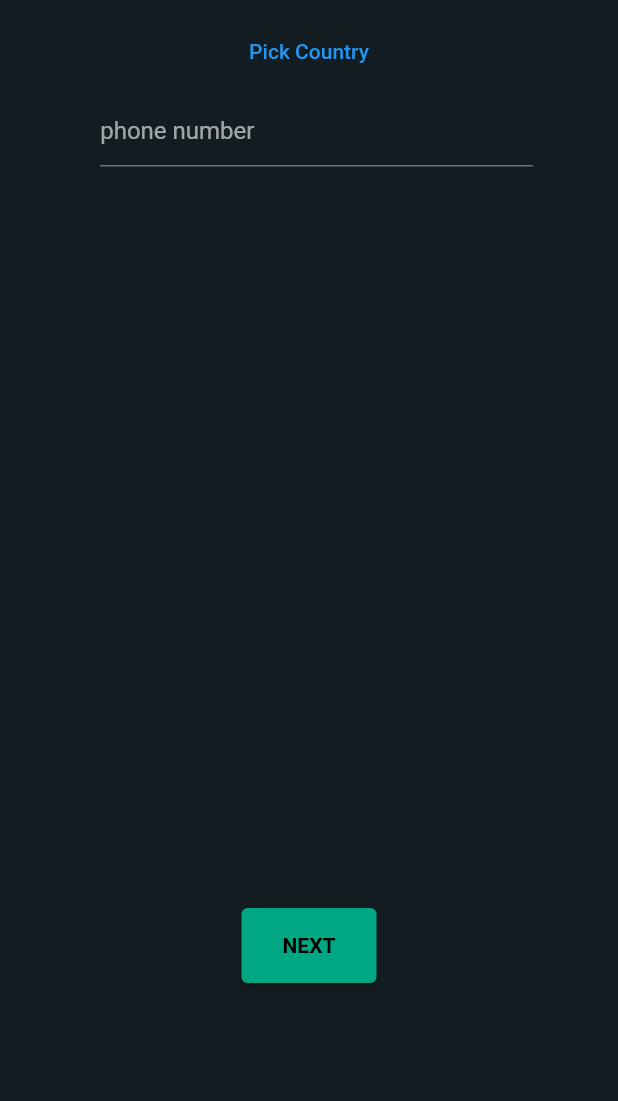
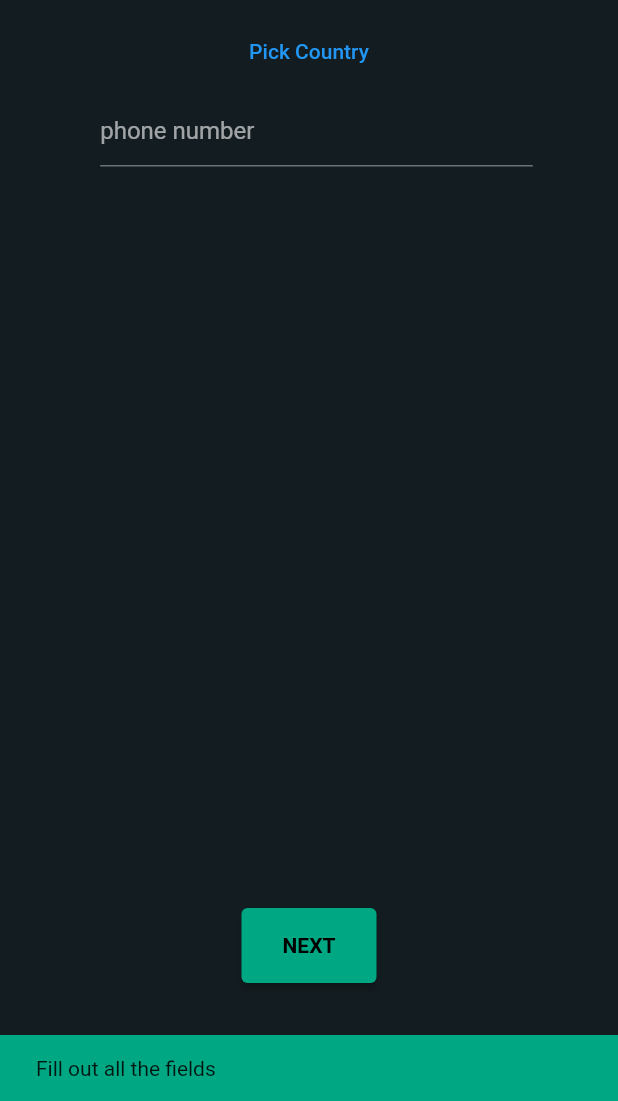
Before and after one commit to Ganeshshinde-2003/Flutter_WhatsApp_Clone, a Flutter app: the LoginScreen screen opened by its route, after a tap on "NEXT", on a phone screen of 412 x 824 dp, the part 135-1236 px from its top. Run offline on Flutter 3.47's test engine with Material 2 defaults, Android fonts, the phone set to English and light mode, and no system bars; our stand-ins replace cloud_firestore, country_picker, firebase_auth, firebase_core, flutter_riverpod; accounts and stored records are empty.

```diff
--- a/lib/common/util/utils.dart
+++ b/lib/common/util/utils.dart
@@ -1,8 +1,9 @@
 import 'package:flutter/cupertino.dart';
 import 'package:flutter/material.dart';
+import 'package:whatsapp_clone/Colors.dart';
 
 void showSnackBar({required BuildContext context, required String content}){
 
-  ScaffoldMessenger.of(context).showSnackBar(SnackBar(content: Text(content)));
+  ScaffoldMessenger.of(context).showSnackBar(SnackBar(content: Text(content), backgroundColor: tabColor,),);
 
 }
--- a/lib/common/widgets/custom_button.dart
+++ b/lib/common/widgets/custom_button.dart
@@ -8,11 +8,11 @@ class CustomButton extends StatelessWidget {
 
   @override
   Widget build(BuildContext context) {
-    return ElevatedButton(onPressed: onPressed, child: Text(text, style: const TextStyle(color: blackColor, fontWeight: FontWeight.w600),),
+    return ElevatedButton(onPressed: onPressed,
     style: ElevatedButton.styleFrom(
         primary: tabColor,
       minimumSize: const Size(double.infinity, 50)
-    ),
+    ), child: Text(text, style: const TextStyle(color: blackColor, fontWeight: FontWeight.w600),),
     );
   }
 }
--- a/lib/features/auth/screens/login_screen.dart
+++ b/lib/features/auth/screens/login_screen.dart
@@ -1,17 +1,20 @@
 import 'package:country_picker/country_picker.dart';
 import 'package:flutter/material.dart';
+import 'package:flutter_riverpod/flutter_riverpod.dart';
 import 'package:whatsapp_clone/Colors.dart';
+import 'package:whatsapp_clone/common/util/utils.dart';
 import 'package:whatsapp_clone/common/widgets/custom_button.dart';
+import 'package:whatsapp_clone/features/auth/controller/auth_controller.dart';
 
-class LoginScreen extends StatefulWidget {
+class LoginScreen extends ConsumerStatefulWidget {
   static const routeName = '/login-screen';
   const LoginScreen({Key? key}) : super(key: key);
 
   @override
-  State<LoginScreen> createState() => _LoginScreenState();
+  ConsumerState<LoginScreen> createState() => _LoginScreenState();
 }
 
-class _LoginScreenState extends State<LoginScreen> {
+class _LoginScreenState extends ConsumerState<LoginScreen> {
   final phoneController = TextEditingController();
   Country? country;
 
@@ -27,6 +30,16 @@ class _LoginScreenState extends State<LoginScreen> {
         country = _country;
       });
     });
+  }
+
+  void sendPhoneNumber() {
+    String phoneNumber = phoneController.text.trim();
+    if(country != null && phoneNumber.isNotEmpty){
+      ref.read(authControllerProvider).signInWithPhone(context, '+${country!.phoneCode}$phoneNumber');
+    }
+    else{
+      showSnackBar(context: context, content: "Fill out all the fields");
+    }
   }
 
   Widget build(BuildContext context) {
@@ -67,7 +80,7 @@ class _LoginScreenState extends State<LoginScreen> {
             SizedBox(
               width: 90,
               child: CustomButton(
-                onPressed: (){},
+                onPressed: sendPhoneNumber,
                 text: "NEXT",
               ),
             )
--- a/lib/main.dart
+++ b/lib/main.dart
@@ -1,5 +1,6 @@
 import 'package:firebase_core/firebase_core.dart';
 import 'package:flutter/material.dart';
+import 'package:flutter_riverpod/flutter_riverpod.dart';
 import 'package:whatsapp_clone/features/landing/screens/landing_screen.dart';
 import 'package:whatsapp_clone/firebase_options.dart';
 import 'package:whatsapp_clone/router.dart';
@@ -13,7 +14,7 @@ void main() async {
   await Firebase.initializeApp(
     options: DefaultFirebaseOptions.currentPlatform,
   );
-  runApp(const MyApp());
+  runApp(const ProviderScope(child: MyApp()));
 }
 
 class MyApp extends StatelessWidget {
@@ -23,7 +24,7 @@ class MyApp extends StatelessWidget {
   Widget build(BuildContext context) {
     return MaterialApp(
       debugShowCheckedModeBanner: false,
-      title: 'Whatsapp UI',
+      title: 'Whatsapp',
       theme: ThemeData.dark().copyWith(
         scaffoldBackgroundColor: backgroundColor,
         appBarTheme: const AppBarTheme(
--- a/lib/router.dart
+++ b/lib/router.dart
@@ -1,6 +1,7 @@
 import 'package:flutter/material.dart';
 import 'package:whatsapp_clone/features/auth/screens/login_screen.dart';
 import 'package:whatsapp_clone/features/auth/screens/otp_screen.dart';
+import 'package:whatsapp_clone/features/auth/screens/user_information_screen.dart';
 import 'common/widgets/error.dart';
 
 Route<dynamic> generateRoute( RouteSettings settings) {
@@ -12,6 +13,9 @@ Route<dynamic> generateRoute( RouteSettings settings) {
       final verificationId = settings.arguments as String;
       return MaterialPageRoute(builder:(context) => OTPScreen(verificationId: verificationId,));
 
+    case UserInformationScreen.routeName:
+      return MaterialPageRoute(builder:(context) => const UserInformationScreen());
+
     default:
       return MaterialPageRoute(builder: (context) => const Scaffold(
         body: ErrorScreen(error: "This Page Doesn't Exits",),
--- a/pubspec.yaml
+++ b/pubspec.yaml
@@ -40,6 +40,8 @@ dependencies:
   firebase_core: ^2.13.1
   cloud_firestore: ^4.8.0
   country_picker: ^2.0.20
+  riverpod: ^2.3.6
+  flutter_riverpod: ^2.3.6
 
 dev_dependencies:
   flutter_test:
```
Also changed, not shown: lib/features/auth/controller/auth_controller.dart (added, +21 -0 lines), lib/features/auth/repository/auth_repository.dart (+14 -0 lines), lib/features/auth/screens/otp_screen.dart (+47 -8 lines), lib/features/auth/screens/user_information_screen.dart (added, +11 -0 lines), pubspec.lock.
